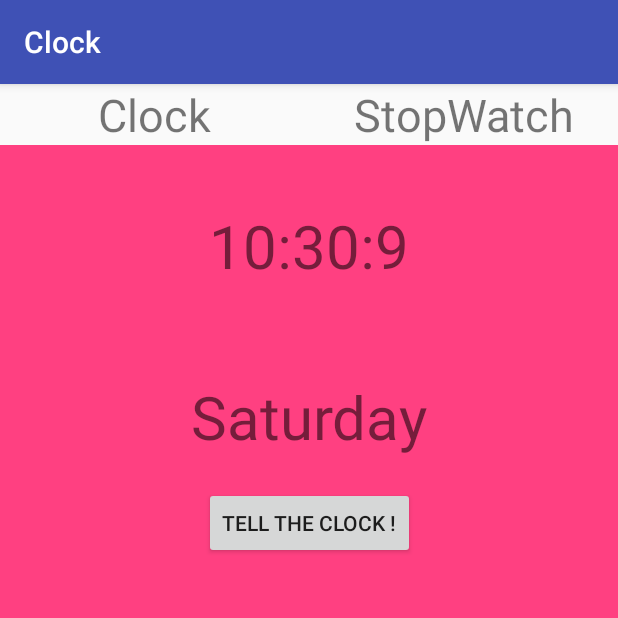
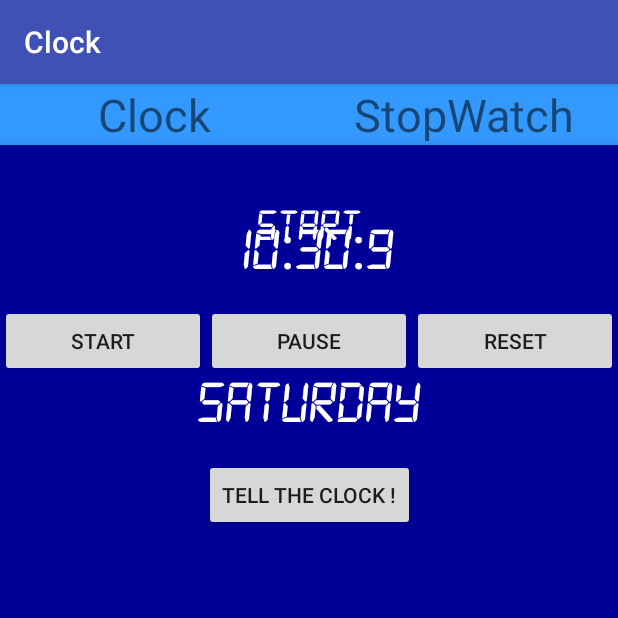
Before and after one commit to msoleimanian/Clock, an Android app: the screen it shows after launch (MainActivity), after a tap on "TELL THE CLOCK !", on a phone screen of 412 x 824 dp, the top half of it. Run offline under Robolectric (Android 15) with nearby library versions, the phone set to English and light mode, and no system bars; 2 other taps on this screen came first.

Commit message:
setfont,setcolor,start stopWach , repair Clock

```diff
--- a/app/src/main/java/com/soleimanian/mohsen/clock/MainActivity.java
+++ b/app/src/main/java/com/soleimanian/mohsen/clock/MainActivity.java
@@ -1,19 +1,14 @@
 package com.soleimanian.mohsen.clock;
 
-import android.media.MediaPlayer;
 import android.support.v7.app.AppCompatActivity;
 import android.os.Bundle;
-import android.util.Log;
 import android.view.View;
 import android.widget.TextView;
-
-import java.time.Clock;
-import java.util.Date;
 
 public class MainActivity extends AppCompatActivity {
 
     TextView clock;
-    TextView chronometer;
+    TextView stopWatch;
 
     @Override
     protected void onCreate(Bundle savedInstanceState) {
@@ -29,14 +24,21 @@ public class MainActivity extends AppCompatActivity {
             @Override
             public void onClick(View view) {
                 ClockFragment clockFragment = new ClockFragment();
-                getFragmentManager().beginTransaction().add(R.id.fragment_container, clockFragment).addToBackStack(null).commit();
+                getFragmentManager().beginTransaction().add(R.id.fragment_container, clockFragment).addToBackStack("one").commit();
+            }
+        });
+        stopWatch.setOnClickListener(new View.OnClickListener() {
+            @Override
+            public void onClick(View view) {
+                StopWatchFragment stopWatchFragment = new StopWatchFragment();
+                getFragmentManager().beginTransaction().add(R.id.fragment_container,stopWatchFragment).addToBackStack("two").commit();
             }
         });
     }
 
     private void findviews() {
         clock = (TextView) findViewById(R.id.text_clock);
-        chronometer = (TextView) findViewById(R.id.text_chronometer);
+        stopWatch = (TextView) findViewById(R.id.text_chronometer);
 
     }
 }
--- a/app/src/main/res/layout/activity_main.xml
+++ b/app/src/main/res/layout/activity_main.xml
@@ -18,7 +18,8 @@
             android:layout_weight="1"
             android:text="Clock"
             android:gravity="center"
-            android:textSize="30sp"/>
+            android:textSize="30sp"
+            android:background="@color/blue"/>
 
         <TextView
             android:id="@+id/text_chronometer"
@@ -27,10 +28,12 @@
             android:layout_weight="1"
             android:gravity="center"
             android:text="StopWatch"
-            android:textSize="30sp" />
+            android:textSize="30sp"
+            android:background="@color/blue"/>
     </LinearLayout>
 
     <FrameLayout
+        android:elevation="5dp"
         android:id="@+id/fragment_container"
         android:layout_width="0dp"
         android:layout_height="0dp"
@@ -38,6 +41,6 @@
         app:layout_constraintBottom_toBottomOf="parent"
         app:layout_constraintLeft_toLeftOf="parent"
         app:layout_constraintRight_toRightOf="parent"
-        android:background="@color/colorAccent"/>
+        android:background="#000099"/>
 
 </android.support.constraint.ConstraintLayout>
--- a/app/src/main/res/layout/fragment_clock.xml
+++ b/app/src/main/res/layout/fragment_clock.xml
@@ -14,28 +14,33 @@
         android:padding="40dp"
         android:textSize="40sp">
         <TextView
+            android:textColor="@color/white"
             android:id="@+id/text_hourse"
             android:layout_width="wrap_content"
             android:layout_height="wrap_content"
             android:text="10"
             android:textSize="40sp"/>
         <TextView
+            android:textColor="@color/white"
             android:layout_width="wrap_content"
             android:layout_height="wrap_content"
             android:text=":"
             android:textSize="40sp"/>
         <TextView
+            android:textColor="@color/white"
             android:id="@+id/text_minutes"
             android:layout_width="wrap_content"
             android:layout_height="wrap_content"
             android:text="39"
             android:textSize="40sp"/>
         <TextView
+            android:textColor="@color/white"
             android:layout_width="wrap_content"
             android:layout_height="wrap_content"
             android:text=":"
             android:textSize="40sp"/>
         <TextView
+            android:textColor="@color/white"
             android:id="@+id/text_second"
             android:layout_width="wrap_content"
             android:layout_height="wrap_content"
@@ -43,6 +48,7 @@
             android:textSize="40sp"/>
     </LinearLayout>
     <TextView
+        android:textColor="@color/white"
         android:id="@+id/line2"
         app:layout_constraintTop_toBottomOf="@+id/line1"
         app:layout_constraintRight_toRightOf="parent"
--- /dev/null
+++ b/app/src/main/res/layout/fragment_watch_stop.xml
@@ -0,0 +1,41 @@
+<?xml version="1.0" encoding="utf-8"?>
+<LinearLayout
+    xmlns:android="http://schemas.android.com/apk/res/android"
+    android:orientation="vertical"
+    android:layout_width="match_parent"
+    android:layout_height="match_parent"
+    android:clickable="true">
+
+    <TextView
+        android:id="@+id/time_show"
+        android:layout_gravity="center"
+        android:layout_width="wrap_content"
+        android:layout_height="wrap_content"
+        android:layout_margin="40dp"
+        android:textSize="30sp"
+        android:text="Start"
+        android:textColor="@color/white"/>
+
+    <LinearLayout
+        android:layout_width="match_parent"
+        android:layout_height="wrap_content">
+        <Button
+            android:id="@+id/btn_start"
+            android:layout_width="0dp"
+            android:layout_height="wrap_content"
+            android:layout_weight="1"
+            android:text="start"/>
+        <Button
+            android:id="@+id/btn_pause"
+            android:layout_width="0dp"
+            android:layout_height="wrap_content"
+            android:layout_weight="1"
+            android:text="pause"/>
+        <Button
+            android:id="@+id/btn_reset"
+            android:layout_width="0dp"
+            android:layout_height="wrap_content"
+            android:layout_weight="1"
+            android:text="reset"/>
+    </LinearLayout>
+</LinearLayout>
--- a/app/src/main/res/values/colors.xml
+++ b/app/src/main/res/values/colors.xml
@@ -3,4 +3,8 @@
     <color name="colorPrimary">#3F51B5</color>
     <color name="colorPrimaryDark">#303F9F</color>
     <color name="colorAccent">#FF4081</color>
+    <color name="blue" >#3399ff</color>
+    <color name="dark_blue">#0066cc</color>
+    <color name="black">#000000</color>
+    <color name="white">#ffffff</color>
 </resources>
--- a/app/src/main/res/values/strings.xml
+++ b/app/src/main/res/values/strings.xml
@@ -1,3 +1,4 @@
 <resources>
     <string name="app_name">Clock</string>
+
 </resources>
```
Also changed, not shown: app/src/main/java/com/soleimanian/mohsen/clock/ClockFragment.java (+35 -7 lines), app/src/main/java/com/soleimanian/mohsen/clock/StopWatchFragment.java (added, +88 -0 lines), app/src/main/assets/font/digital7.otf (added).
